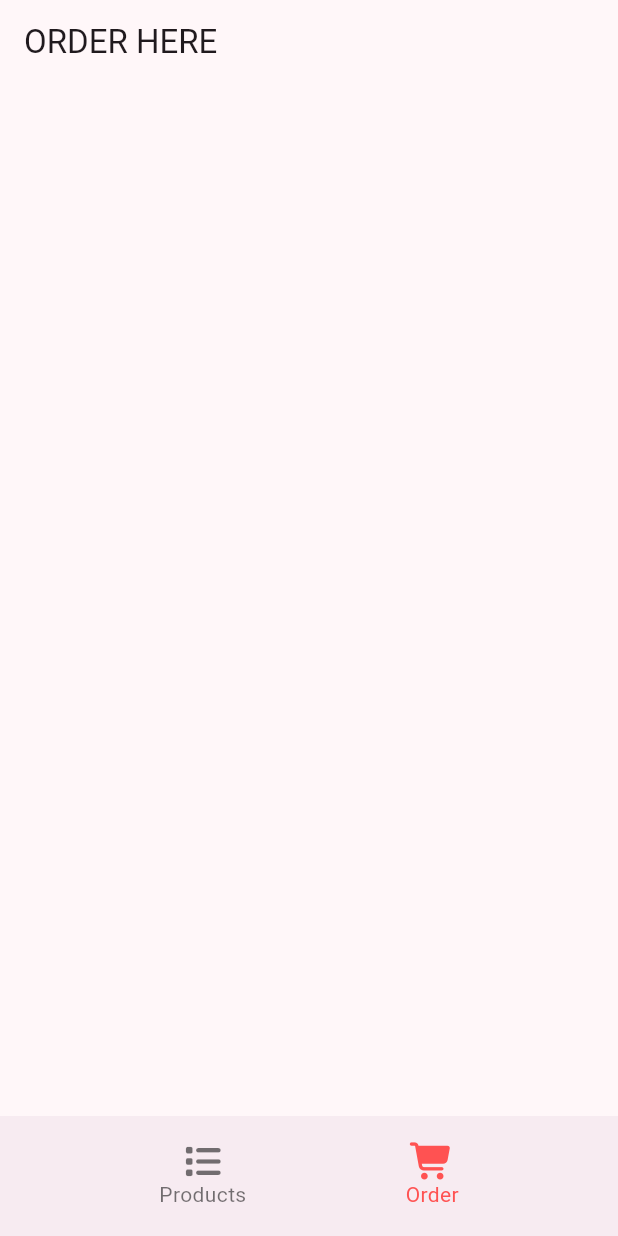
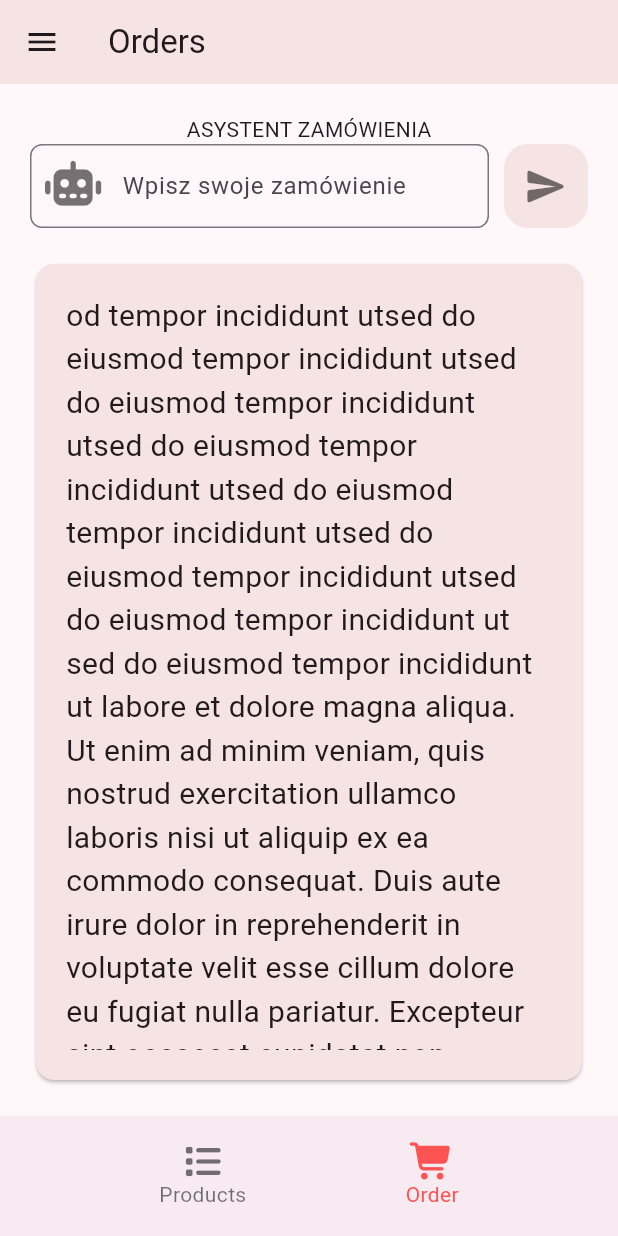
Before and after one commit to JakubMierzynski/order_analyzer_ai, a Flutter app: the screen it shows after launch, after a tap on "Order", on a phone screen of 412 x 824 dp. Run offline on Flutter 3.47's test engine with Material 3 defaults, Android fonts, the phone set to English and light mode, and no system bars; our stand-ins replace equatable, flutter_bloc, font_awesome_flutter; network calls fail.

Commit message:
Szkic order screen

```diff
--- a/lib/presentation/order/screens/order_screen.dart
+++ b/lib/presentation/order/screens/order_screen.dart
@@ -1,10 +1,73 @@
 import 'package:flutter/material.dart';
+import 'package:font_awesome_flutter/font_awesome_flutter.dart';
 
-class OrderScreen extends StatelessWidget {
-  const OrderScreen();
+class OrderScreen extends StatefulWidget {
+  const OrderScreen({super.key});
 
   @override
-  Widget build(BuildContext context) {
-    return Scaffold(appBar: AppBar(title: Text("ORDER HERE")));
+  State<StatefulWidget> createState() {
+    return _OrderScreenState();
   }
 }
+
+class _OrderScreenState extends State<OrderScreen> {
+  @override
+  Widget build(BuildContext context) {
+    return Scaffold(
+      drawer: const Drawer(),
+      appBar: AppBar(
+        title: Text("Orders"),
+        backgroundColor: const Color.fromARGB(255, 246, 227, 227),
+      ),
+      body: Padding(
+        padding: EdgeInsets.all(20),
+        child: Column(
+          children: [
+            Center(child: Text("ASYSTENT ZAMÓWIENIA")),
+            Row(
+              children: [
+                Expanded(
+                  child: TextField(
+                    decoration: InputDecoration(
+                      prefixIcon: Padding(
+                        padding: const EdgeInsets.all(10.0),
+                        child: const FaIcon(FontAwesomeIcons.robot, size: 30, color: Colors.black54,),
+                      ),
+                      hintText: "Wpisz swoje zamówienie",
+                      border: OutlineInputBorder(
+                        borderRadius: BorderRadius.circular(8),
+                      ),
+                    ),
+                  ),
+                ),
+                SizedBox(width: 10),
+                FloatingActionButton(
+                  backgroundColor: const Color.fromARGB(255, 246, 227, 227),
+                  foregroundColor: Colors.black54,
+                  elevation: 0,
+                  onPressed: () {},
+                  child: Icon(Icons.send_rounded, size: 30,),
+                ),
+              ],
+            ),
+            SizedBox(height: 20),
+            Expanded(
+              child: Card(
+                color: Color.fromARGB(255, 246, 227, 227),
+                child: Padding(
+                  padding: const EdgeInsets.all(20.0),
+                  child: SingleChildScrollView(
+                    child: Text(answer, style: TextStyle(fontSize: 20)),
+                  ),
+                ),
+              ),
+            ),
+          ],
+        ),
+      ),
+    );
+  }
+}
+
+const String answer =
+    "od tempor incididunt utsed do eiusmod tempor incididunt utsed do eiusmod tempor incididunt utsed do eiusmod tempor incididunt utsed do eiusmod tempor incididunt utsed do eiusmod tempor incididunt utsed do eiusmod tempor incididunt ut sed do eiusmod tempor incididunt ut labore et dolore magna aliqua. Ut enim ad minim veniam, quis nostrud exercitation ullamco laboris nisi ut aliquip ex ea commodo consequat. Duis aute irure dolor in reprehenderit in voluptate velit esse cillum dolore eu fugiat nulla pariatur. Excepteur sint occaecat cupidatat non proident, sunt in culpa qui officia deserunt mollit anim id est laborum.";
```
